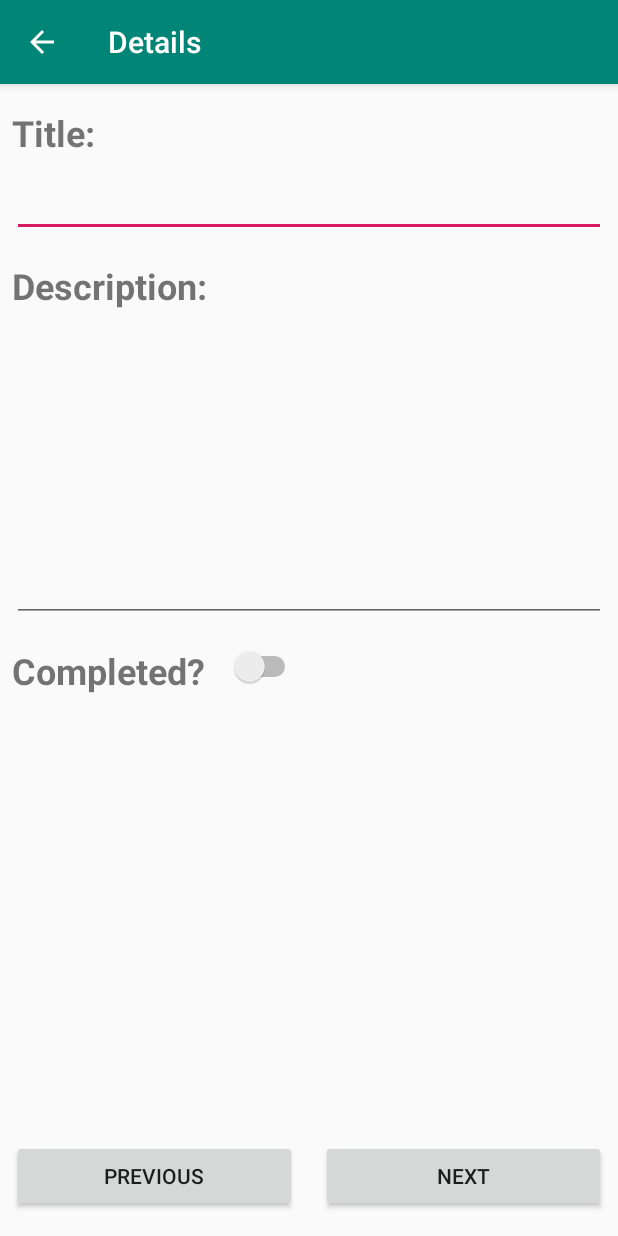
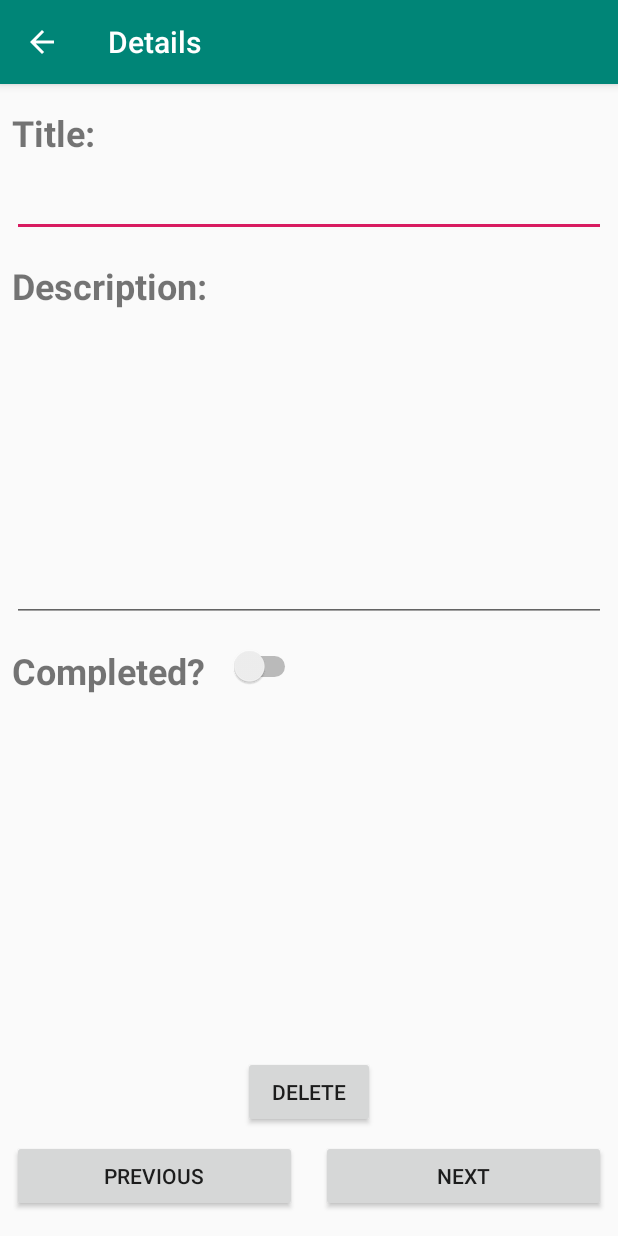
Before and after one commit to dkaminski55/ToDo_DawidKaminski, an Android app: the ToDoFragment screen opened directly, with no data from a screen before it, on a phone screen of 412 x 824 dp. Run offline under Robolectric (Android 15) with nearby library versions, the phone set to English and light mode, and no system bars; 4 statements that could not run were skipped.

Commit message:
Added ability to browse each to-do individually. Each item can also now be successfully updated and swipes have been implemented.

```diff
--- a/app/build.gradle
+++ b/app/build.gradle
@@ -24,6 +24,7 @@ dependencies {
     implementation 'androidx.appcompat:appcompat:1.0.2'
     implementation 'androidx.constraintlayout:constraintlayout:1.1.3'
     implementation 'com.google.android.material:material:1.1.0'
+    implementation 'androidx.legacy:legacy-support-v4:1.0.0'
     testImplementation 'junit:junit:4.12'
     androidTestImplementation 'androidx.test.ext:junit:1.1.0'
     androidTestImplementation 'androidx.test.espresso:espresso-core:3.1.1'
--- a/app/src/main/java/com/example/todo_dawidkaminski/Classes/ToDoRepository.java
+++ b/app/src/main/java/com/example/todo_dawidkaminski/Classes/ToDoRepository.java
@@ -66,4 +66,8 @@ public class ToDoRepository {
         }
     }
 
+    public void delete(ToDo todo) {
+        ToDoList.remove(todo);
+    }
+
 }
--- a/app/src/main/java/com/example/todo_dawidkaminski/Fragments/ToDoFragment.java
+++ b/app/src/main/java/com/example/todo_dawidkaminski/Fragments/ToDoFragment.java
@@ -32,7 +32,7 @@ import com.example.todo_dawidkaminski.R;
 
 public class ToDoFragment extends Fragment {
 
-    private static final String LOG_TAG = DetailsActivity.class.getSimpleName();
+    private static final String LOG_TAG = ToDoFragment.class.getSimpleName();
     private ToDoViewModel todoViewModel;
     private ToDo todo = new ToDo();
     private ToDoRepository todoRepo = ToDoRepository.getInstance();
@@ -69,6 +69,7 @@ public class ToDoFragment extends Fragment {
     public void onPause(){
         Log.d(LOG_TAG, "onPause");
         super.onPause();
+        //Save changes made to the current to-do
         UpdateItem();
     }
 
@@ -89,22 +90,34 @@ public class ToDoFragment extends Fragment {
         itemCompleted.setChecked(todo.getCompletionStatus());
 
 
-        Button mButtonNext = view.findViewById(R.id.buttonNext);
-        mButtonNext.setOnClickListener(new View.OnClickListener(){
+        Button ButtonNext = view.findViewById(R.id.buttonNext);
+        ButtonNext.setOnClickListener(new View.OnClickListener(){
             @Override
             public void onClick(View view) {
-                UpdateItem();
                 next();
             }
-
         });
 
-        Button mButtonPrev = view.findViewById(R.id.buttonPrevious);
-        mButtonPrev.setOnClickListener(new View.OnClickListener(){
+        Button ButtonPrevious = view.findViewById(R.id.buttonPrevious);
+        ButtonPrevious.setOnClickListener(new View.OnClickListener(){
             @Override
             public void onClick(View view) {
-                UpdateItem();
                 previous();
+            }
+        });
+
+        Button ButtonDelete = view.findViewById(R.id.buttonDelete);
+        ButtonDelete.setOnClickListener(new View.OnClickListener(){
+
+            @Override
+            public void onClick(View v) {
+                todoViewModel.setToDo(todo);
+                DeleteFragment deleteFragment = DeleteFragment.newInstance();
+                assert getFragmentManager() != null;
+                FragmentTransaction transaction = getFragmentManager().beginTransaction();
+                transaction.replace(R.id.container, deleteFragment);
+                transaction.addToBackStack(null);
+                transaction.commit();
             }
         });
 
@@ -120,6 +133,7 @@ public class ToDoFragment extends Fragment {
     }
 
     private void next(){
+        UpdateItem();
         if ( todoRepo.isLast(todo)) {
             Toast toast = Toast.makeText(
                     getActivity(),
@@ -137,6 +151,7 @@ public class ToDoFragment extends Fragment {
     }
 
     private void previous(){
+        UpdateItem();
         if ( todoRepo.isFirst(todo)) {
             Toast toast = Toast.makeText(
                     getActivity(),
--- a/app/src/main/java/com/example/todo_dawidkaminski/MainActivity.java
+++ b/app/src/main/java/com/example/todo_dawidkaminski/MainActivity.java
@@ -93,6 +93,7 @@ public class MainActivity extends AppCompatActivity {
         for (int i = 0;i < ToDoList.size();i++){
             ToDoTitleList.add(ToDoList.get(i).getTitle());
         }
+
         recyclerView = findViewById(R.id.recyclerview);
         adapter = new ToDoListAdapter(this, ToDoTitleList);
         recyclerView.setAdapter(adapter);
--- a/app/src/main/res/layout/activity_details.xml
+++ b/app/src/main/res/layout/activity_details.xml
@@ -113,4 +113,14 @@
         app:layout_constraintBottom_toBottomOf="parent"
         app:layout_constraintEnd_toEndOf="parent"
         app:layout_constraintStart_toEndOf="@+id/buttonPrevious" />
+
+    <Button
+        android:id="@+id/buttonDelete"
+        android:layout_width="wrap_content"
+        android:layout_height="wrap_content"
+        android:layout_marginBottom="8dp"
+        android:text="@string/txtButtonDelete"
+        app:layout_constraintBottom_toTopOf="@+id/buttonNext"
+        app:layout_constraintEnd_toEndOf="parent"
+        app:layout_constraintStart_toStartOf="parent" />
 </androidx.constraintlayout.widget.ConstraintLayout>
--- a/app/src/main/res/values/strings.xml
+++ b/app/src/main/res/values/strings.xml
@@ -10,4 +10,9 @@
     <string name="DetailsHeading">Details</string>
     <string name="txtButtonPrevious">Previous</string>
     <string name="txtButtonNext">Next</string>
+    <string name="txtButtonDelete">Delete</string>
+
+    <!-- TODO: Remove or change this placeholder text -->
+    <string name="hello_blank_fragment">Hello blank fragment</string>
+    <string name="txtDeleteMessage">You are about to delete the following to-do item:</string>
 </resources>
```
Also changed, not shown: app/src/main/java/com/example/todo_dawidkaminski/Fragments/DeleteFragment.java (added, +109 -0 lines), app/src/main/res/layout/fragment_delete.xml (added, +64 -0 lines).
